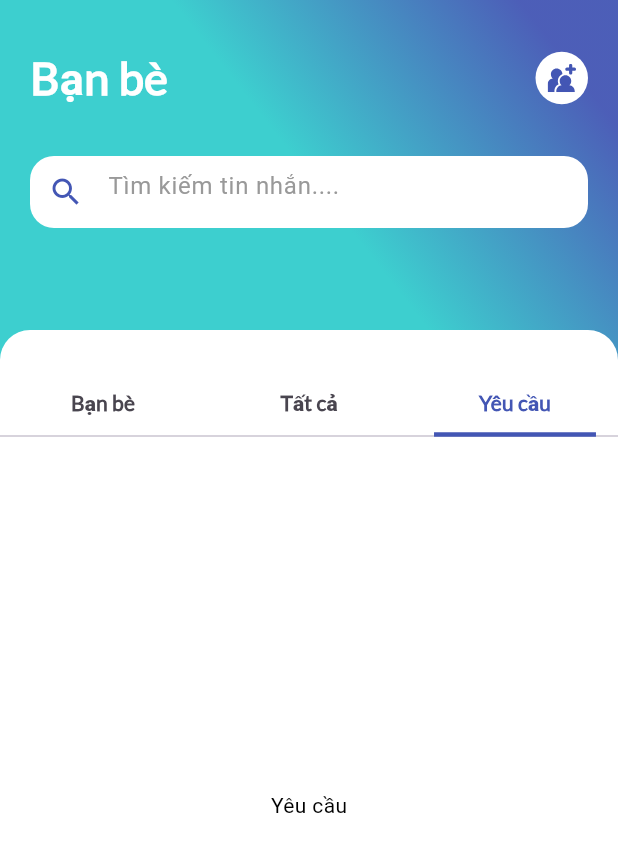
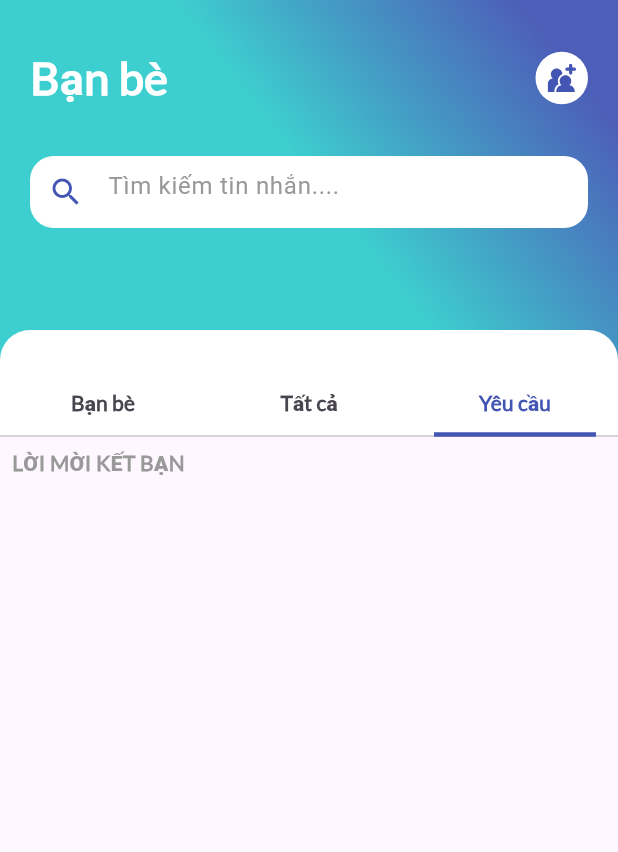
Before and after one commit to vuminhcute2k2/Asomewe_Chat, a Flutter app: the ListFriendsScreen screen opened by its route, tab 3 chosen, on a phone screen of 412 x 824 dp. Shown: the top 852 px of the screen. Run offline on Flutter 3.47's test engine with Material 3 defaults, Android fonts, the phone set to English and light mode, and no system bars; our stand-ins replace cloud_firestore, firebase_auth, firebase_core, firebase_database, firebase_storage, flutter_svg and 5 more; accounts and stored records are empty; network calls fail.

Commit message:
sử lý dữ liệu request friends  up lên realtime

```diff
--- /dev/null
+++ b/awesome_chat/lib/app/modules/home/tapbarfriends/views/requestfriends_screen.dart
@@ -0,0 +1,17 @@
+import 'package:awesome_chat/themes/colors.dart';
+import 'package:flutter/material.dart';
+
+Widget ItemRequest() {
+  return const  Scaffold(
+    body: SingleChildScrollView(
+      child: Column(
+        children: [
+          Padding(
+            padding: EdgeInsets.all(8.0),
+            child: Text('LỜI MỜI KẾT BẠN',style: TextStyle(fontSize: 14,fontWeight: FontWeight.w800,fontFamily: 'lato',color: AppColors.colorGrayText),),
+          )
+        ],
+      ),
+    ),
+  );
+}
--- a/awesome_chat/lib/app/modules/home/views/listfriends_screen.dart
+++ b/awesome_chat/lib/app/modules/home/views/listfriends_screen.dart
@@ -2,6 +2,7 @@ import 'package:awesome_chat/app/modules/home/tapbarfriends/controller/allfriend
 import 'package:awesome_chat/app/modules/home/tapbarfriends/controller/friends_controller.dart';
 import 'package:awesome_chat/app/modules/home/tapbarfriends/views/allfriends_screen.dart';
 import 'package:awesome_chat/app/modules/home/tapbarfriends/views/friends_screen.dart';
+import 'package:awesome_chat/app/modules/home/tapbarfriends/views/requestfriends_screen.dart';
 import 'package:awesome_chat/themes/colors.dart';
 import 'package:flutter/material.dart';
 import 'package:flutter_svg/svg.dart';
@@ -210,12 +211,7 @@ class _ListFriendsScreenState extends State<ListFriendsScreen>
                               return ItemAllFriends();
                             }
                           }),
-                          const Center(
-                            child: Text(
-                              "Yêu cầu",
-                              style: TextStyle(color: Colors.black),
-                            ),
-                          ),
+                          ItemRequest(),
                         ],
                       ),
                     ),
--- /dev/null
+++ b/awesome_chat/lib/model/request_friends.dart
@@ -0,0 +1,30 @@
+// ignore_for_file: public_member_api_docs, sort_constructors_first
+
+class FriendRequest {
+  final String senderId;
+  final String receiverId;
+  final String senderName;
+  final String receiverName;
+  final String senderPhotoUrl;
+  final String receiverPhotoUrl;
+
+  const FriendRequest({
+    required this.senderId,
+    required this.receiverId,
+    required this.senderName,
+    required this.receiverName,
+    required this.senderPhotoUrl,
+    required this.receiverPhotoUrl,
+  });
+
+  Map<String, dynamic> toJson() {
+    return {
+      'senderId': senderId,
+      'receiverId': receiverId,
+      'senderName': senderName,
+      'receiverName': receiverName,
+      'senderPhotoUrl': senderPhotoUrl,
+      'receiverPhotoUrl':receiverPhotoUrl,
+    };
+  }
+}
```
Also changed, not shown: awesome_chat/lib/app/modules/home/tapbarfriends/controller/allfriends_controller.dart (+66 -0 lines), awesome_chat/lib/app/modules/home/tapbarfriends/views/allfriends_screen.dart (+90 -10 lines).
